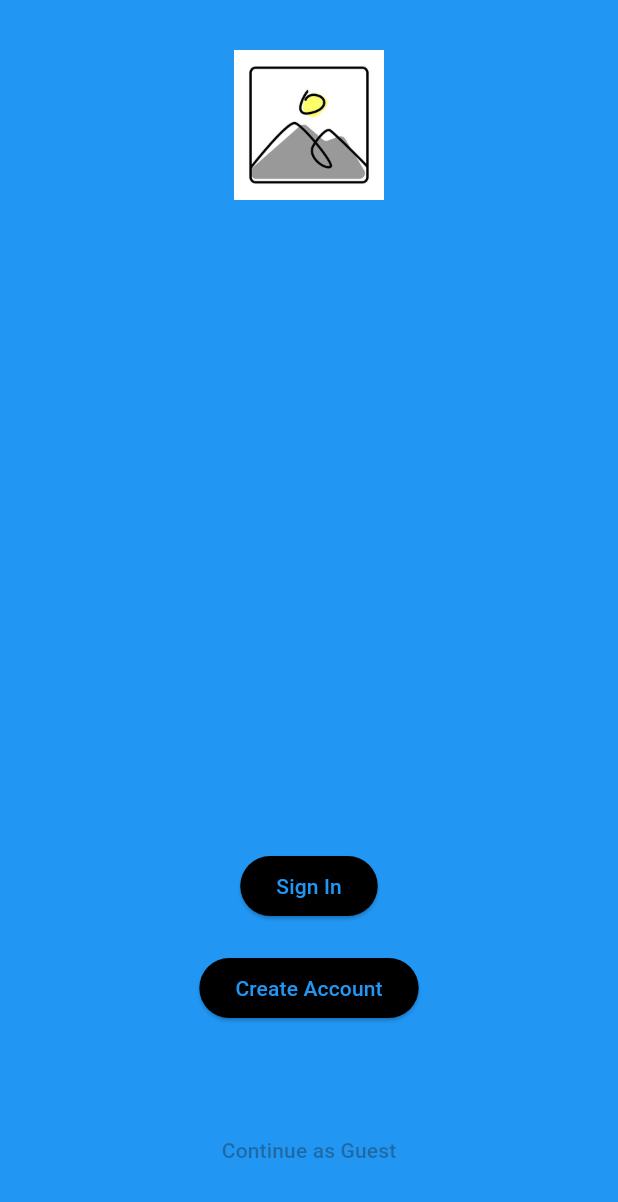
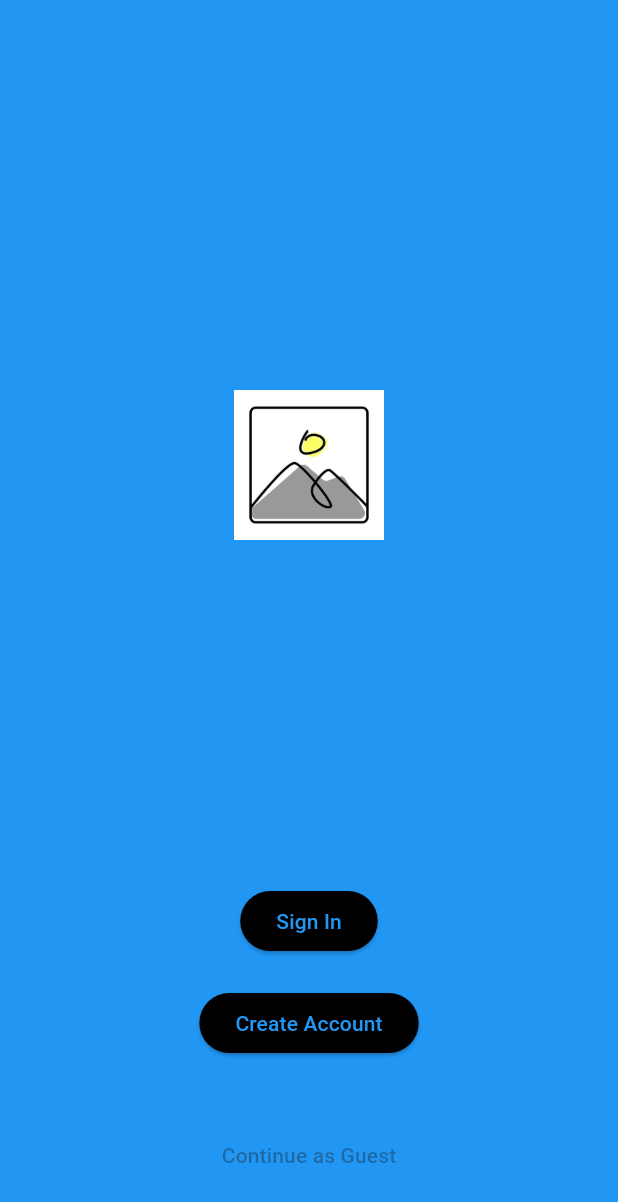
Before and after one commit to Rss1176/Coder, a Flutter app: the screen it shows after launch, on a phone screen of 412 x 824 dp. Shown: the top 1202 px of the screen. Run offline on Flutter 3.47's test engine with Material 3 defaults, Android fonts, the phone set to English and light mode, and no system bars.

Commit message:
updating main code via CM

```diff
--- a/application/lib/main.dart
+++ b/application/lib/main.dart
@@ -44,10 +44,11 @@ class _HomePage extends State<HomePage>{
         child: Column(
           mainAxisAlignment: MainAxisAlignment.spaceEvenly,
           children: <Widget>[
+          Padding(padding: EdgeInsets.all(100)),
           const Image(image: AssetImage("assets/images/place_holder.png"),width: 100, height: 100),
           Column(mainAxisAlignment: MainAxisAlignment.spaceAround,
           children: [
-          Padding(padding: EdgeInsets.all(200)),
+          Padding(padding: EdgeInsets.all(100)),
           ElevatedButton(onPressed: (){
             Navigator.push(context, MaterialPageRoute(builder: (context) => const Account()));
           } , child: Text("Sign In"),),
@@ -55,7 +56,7 @@ class _HomePage extends State<HomePage>{
           ElevatedButton(onPressed: (){
              Navigator.push(context, MaterialPageRoute(builder: (context) => const Account()));
           }, child: Text("Create Account")),
-          Padding(padding: EdgeInsets.all(30)),
+          Padding(padding: EdgeInsets.all(20)),
           TextButton(onPressed: null,child: Text("Continue as Guest"))
           ],)
           ]
```
Also changed, not shown: 1 other file.
